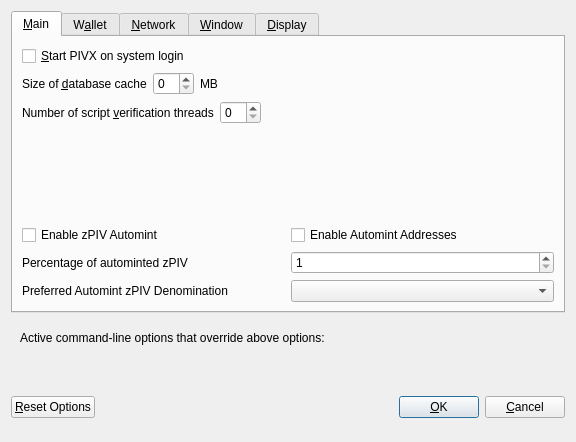
Above: src/qt/forms/optionsdialog.ui from SpecialCoins/den before the change. Below: the same form after it.
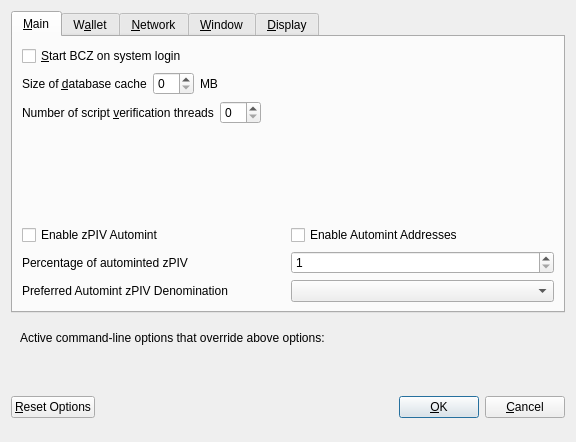
That is the form after the change. Custom widgets are drawn as their Qt base class.

The edit to the form file:
```diff
--- a/src/qt/forms/optionsdialog.ui
+++ b/src/qt/forms/optionsdialog.ui
@@ -33,7 +33,7 @@
           <string>Automatically start PIVX after logging in to the system.</string>
          </property>
          <property name="text">
-          <string>&amp;Start PIVX on system login</string>
+          <string>&amp;Start BCZ on system login</string>
          </property>
         </widget>
        </item>
```
Left out of the diff: 10 changed lines with no effect on the pictures.
